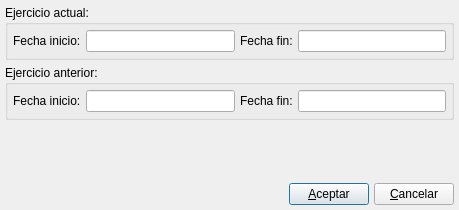
The window that bulmages/bulmacont/src/plugincanualesods/datosbase.ui (eboladev/Bulmages-1) describes before a commit, drawn with Qt 5.
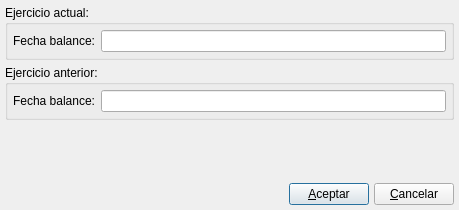
The same window after the commit. Custom widgets are drawn as their Qt base class.

What changed in the file:
```diff
--- a/bulmages/bulmacont/src/plugincanualesods/datosbase.ui
+++ b/bulmages/bulmacont/src/plugincanualesods/datosbase.ui
@@ -61,22 +61,12 @@
          <enum>QFrame::NoFrame</enum>
         </property>
         <property name="text" >
-         <string>Fecha inicio:</string>
+         <string>Fecha balance:</string>
         </property>
        </widget>
       </item>
       <item row="0" column="1" >
-       <widget class="BusquedaFecha" name="mui_ejercicioActual_fechaInicio" />
-      </item>
-      <item row="0" column="2" >
-       <widget class="QLabel" name="label_2" >
-        <property name="text" >
-         <string>Fecha fin:</string>
-        </property>
-       </widget>
-      </item>
-      <item row="0" column="3" >
-       <widget class="BusquedaFecha" name="mui_ejercicioActual_fechaFin" />
+       <widget class="BusquedaFecha" name="mui_ejercicioActual_fechaBalance" />
       </item>
      </layout>
     </widget>
@@ -111,22 +101,12 @@
          <enum>QFrame::NoFrame</enum>
         </property>
         <property name="text" >
-         <string>Fecha inicio:</string>
+         <string>Fecha balance:</string>
         </property>
        </widget>
       </item>
       <item row="0" column="1" >
-       <widget class="BusquedaFecha" name="mui_ejercicioAnterior_fechaInicio" />
-      </item>
-      <item row="0" column="2" >
-       <widget class="QLabel" name="label_4" >
-        <property name="text" >
-         <string>Fecha fin:</string>
-        </property>
-       </widget>
-      </item>
-      <item row="0" column="3" >
-       <widget class="BusquedaFecha" name="mui_ejercicioAnterior_fechaFin" />
+       <widget class="BusquedaFecha" name="mui_ejercicioAnterior_fechaBalance" />
       </item>
      </layout>
     </widget>
```
